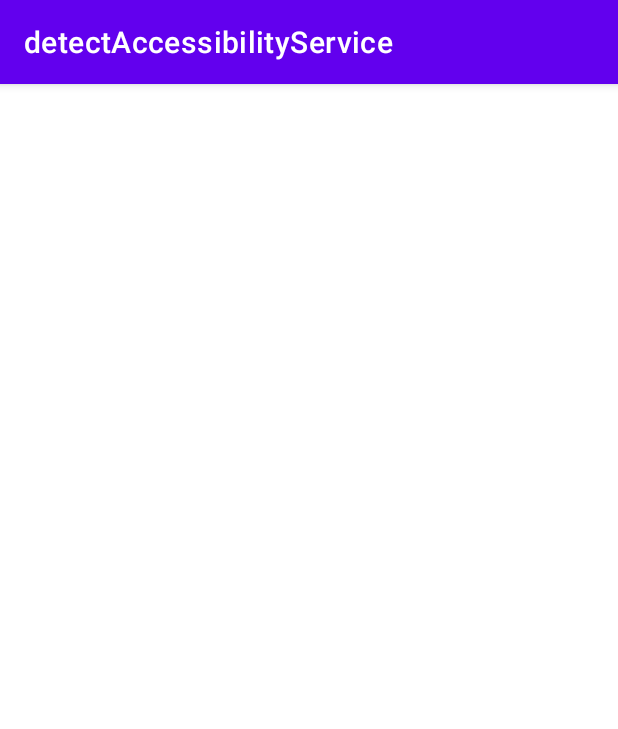
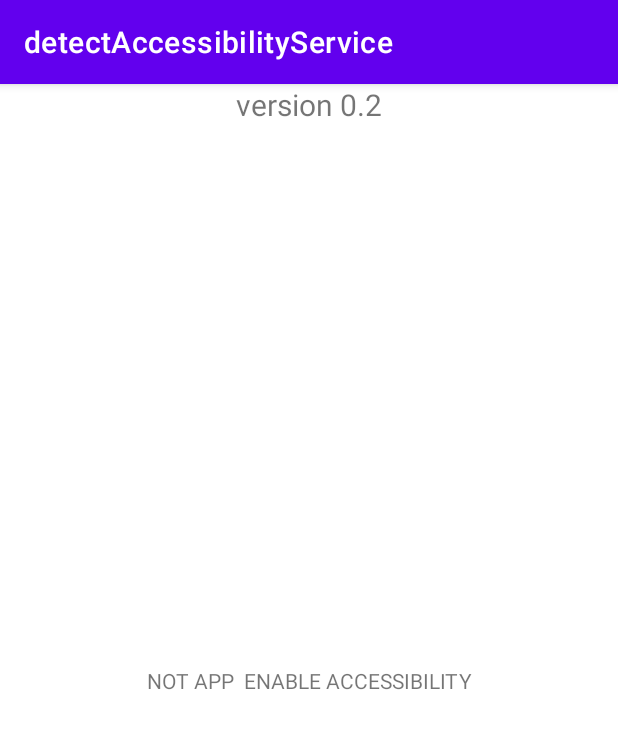
Before and after one commit to Benzthanes/detectAccessibilityService, an Android app: the screen it shows after launch (MainActivity), on a phone screen of 412 x 824 dp. Shown: the top 729 px of the screen. Run offline under Robolectric (Android 15) with nearby library versions, the phone set to English and light mode, and no system bars.

```diff
--- a/app/src/main/java/com/example/detectaccessibilityservice/MainActivity.kt
+++ b/app/src/main/java/com/example/detectaccessibilityservice/MainActivity.kt
@@ -31,11 +31,13 @@ class MainActivity : AppCompatActivity() {
         val enabledServices = accessibilityManager.getEnabledAccessibilityServiceList(
             AccessibilityServiceInfo.FEEDBACK_ALL_MASK
         )
+        tvResult?.text = ""
         Log.e("-> test APP IS ENABLE ACCESSIBILITY", "////")
         if (enabledServices.isEmpty()) {
+            tvResult?.text = "NOT APP  ENABLE ACCESSIBILITY"
             Log.e("-> Not have APP IS ENABLE ACCESSIBILITY", "////")
-        }
-        tvResult?.text = ""
+        } else {
+            tvResult?.text = "APP  ENABLE ACCESSIBILITY"
             enabledServices.forEach { enable ->
                 val packageName = enable.resolveInfo.serviceInfo.packageName
                 val appLabel = getApplicationLabelName(packageName)
@@ -53,6 +55,8 @@ class MainActivity : AppCompatActivity() {
                                 packageName,
                                 "have and enable accessibility"
                             ) + "\n"
+            }
+            tvResult?.text = tvResult?.text.toString()+"\n"+"-----------------------"+"\n"
         }
 
         val pkg = packageManager.getInstalledPackages(0)
--- a/app/src/main/res/layout/activity_main.xml
+++ b/app/src/main/res/layout/activity_main.xml
@@ -16,13 +16,23 @@
         app:layout_constraintTop_toTopOf="parent">
 
         <TextView
+            android:id="@+id/text_version"
+            android:layout_width="wrap_content"
+            android:layout_height="wrap_content"
+            android:textSize="20sp"
+            android:text="version 0.2"
+            app:layout_constraintEnd_toEndOf="parent"
+            app:layout_constraintStart_toStartOf="parent"
+            app:layout_constraintTop_toTopOf="parent" />
+
+        <TextView
             android:id="@+id/text"
             android:layout_width="wrap_content"
             android:layout_height="wrap_content"
             app:layout_constraintBottom_toBottomOf="parent"
             app:layout_constraintEnd_toEndOf="parent"
             app:layout_constraintStart_toStartOf="parent"
-            app:layout_constraintTop_toTopOf="parent" />
+            app:layout_constraintTop_toBottomOf="@+id/text_version" />
 
     </com.example.detectaccessibilityservice.CustomDetectOverlayView>
 
```
Also changed, not shown: 2 other files. Lines whose indentation alone changed are shown as unchanged.
